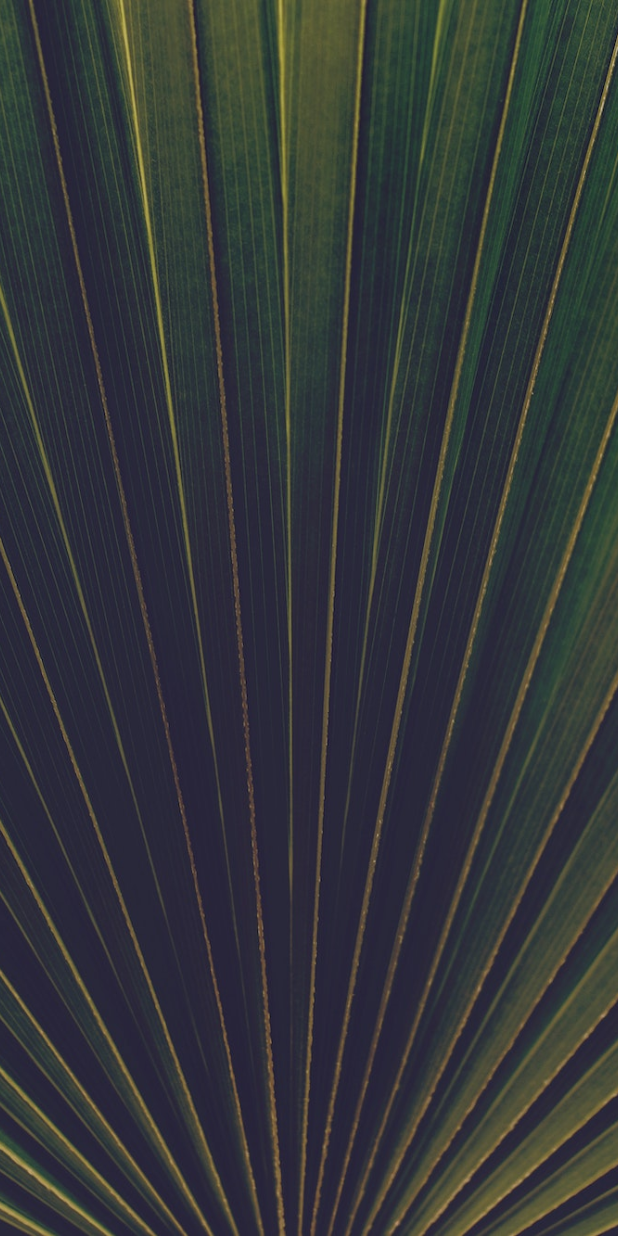
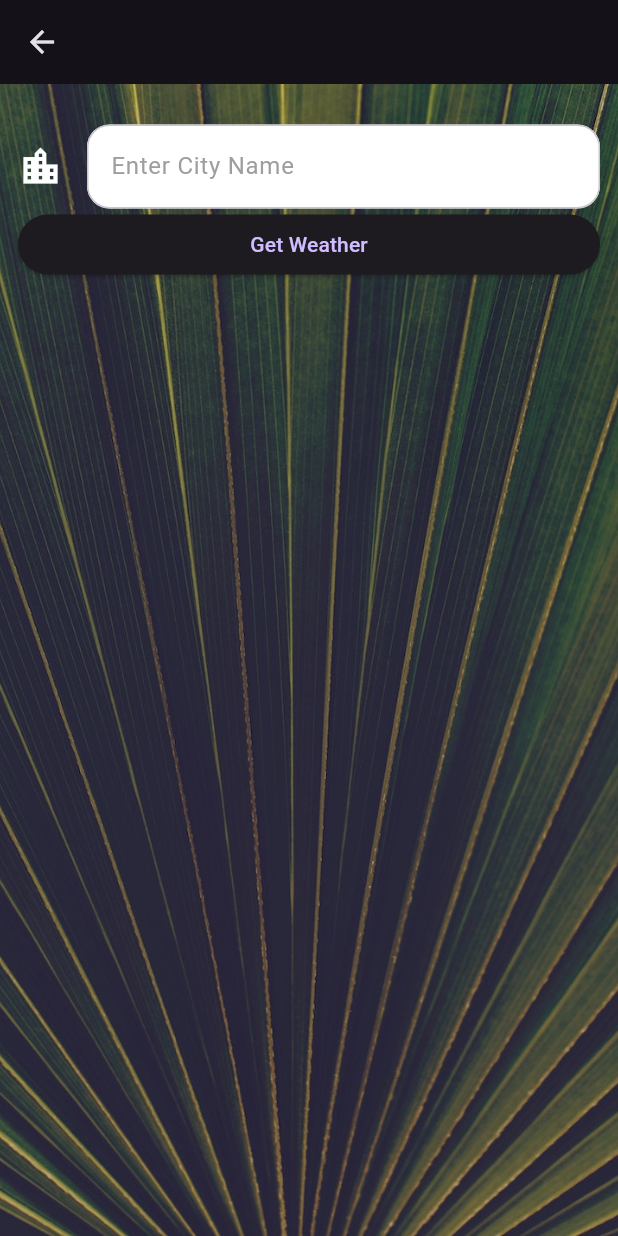
Before and after one commit to christiandarvs/Clima_Weather_App, a Flutter app: the CityScreen screen opened directly, on a phone screen of 412 x 824 dp. Run offline on Flutter 3.47's test engine with Material 2 defaults, Android fonts, the phone set to English and light mode, and no system bars; our stand-ins replace flutter_spinkit, geolocator, google_fonts.

Commit message:
add progress

```diff
--- a/lib/screens/city_screen.dart
+++ b/lib/screens/city_screen.dart
@@ -1,14 +1,24 @@
+import 'package:clima_app/utilities/constant.dart';
 import 'package:flutter/material.dart';
 
-class CityScreen extends StatelessWidget {
+class CityScreen extends StatefulWidget {
   const CityScreen({super.key});
+
+  @override
+  State<CityScreen> createState() => _CityScreenState();
+}
+
+class _CityScreenState extends State<CityScreen> {
+  String cityName = '';
 
   @override
   Widget build(BuildContext context) {
     return Scaffold(
+      appBar: AppBar(),
       resizeToAvoidBottomInset: false,
       body: SafeArea(
         child: Container(
+          padding: const EdgeInsets.all(12),
           decoration: const BoxDecoration(
             image: DecorationImage(
               fit: BoxFit.cover,
@@ -16,8 +26,25 @@ class CityScreen extends StatelessWidget {
             ),
           ),
           constraints: const BoxConstraints.expand(),
-          child: const Column(
+          child: Column(
             crossAxisAlignment: CrossAxisAlignment.stretch,
+            children: [
+              const SizedBox(
+                height: 15,
+              ),
+              TextField(
+                onChanged: (value) {
+                  cityName = value;
+                },
+                style: const TextStyle(color: Colors.black),
+                decoration: kTextFieldDecoration,
+              ),
+              ElevatedButton(
+                  onPressed: () {
+                    Navigator.pop(context, cityName);
+                  },
+                  child: const Text('Get Weather'))
+            ],
           ),
         ),
       ),
--- a/lib/utilities/constant.dart
+++ b/lib/utilities/constant.dart
@@ -2,14 +2,27 @@ import 'package:flutter/material.dart';
 import 'package:google_fonts/google_fonts.dart';
 
 const apiKey = '057e14416124ad6da322d52d049ae9d7';
-// 'https://api.openweathermap.org/data/2.5/weather?lat=$lat&lon=$long&appid=$apiKey'
 
 final kTempTextStyle = GoogleFonts.poppins(
     fontWeight: FontWeight.bold, color: Colors.white, fontSize: 80);
 
-final kMessageTextStyle =
-    GoogleFonts.poppins(color: Colors.white, fontSize: 35);
+final kMessageTextStyle = GoogleFonts.poppins(
+    color: Colors.white, fontSize: 40, fontWeight: FontWeight.bold);
 
 const kConditionTextStyle = TextStyle(
   fontSize: 80.0,
 );
+
+final kTextFieldDecoration = InputDecoration(
+    border: OutlineInputBorder(
+      borderRadius: BorderRadius.circular(15),
+    ),
+    fillColor: Colors.white,
+    hintText: 'Enter City Name',
+    hintStyle: const TextStyle(color: Colors.grey),
+    icon: const Icon(
+      Icons.location_city_outlined,
+      color: Colors.white,
+      size: 30,
+    ),
+    filled: true);
```
Also changed, not shown: lib/screens/loading_screen.dart (+6 -26 lines), lib/screens/location_screen.dart (+42 -14 lines), lib/services/weather.dart (+57 -0 lines).
